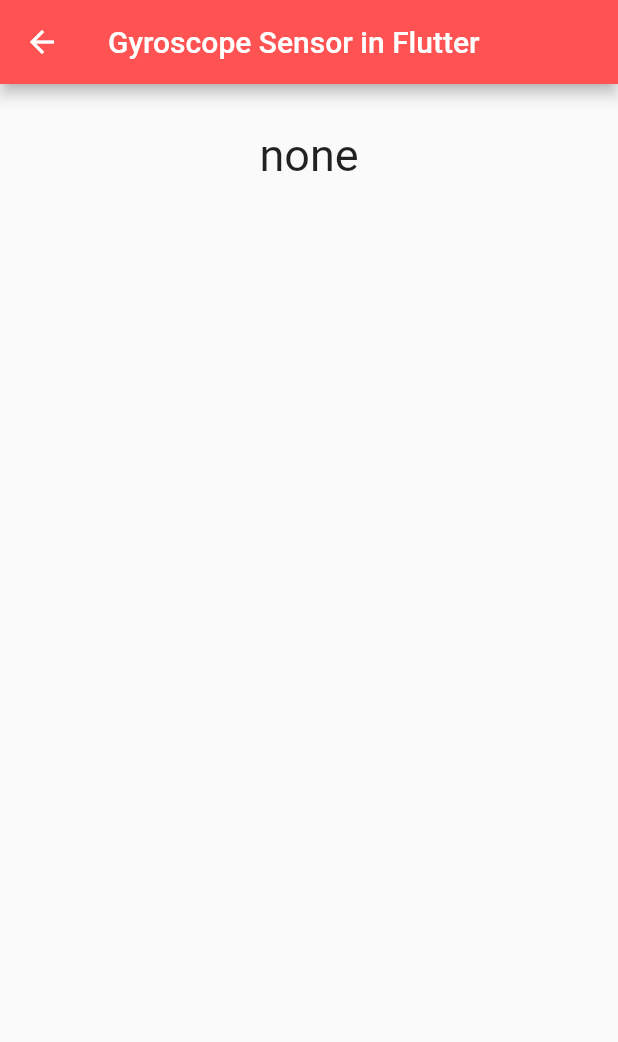
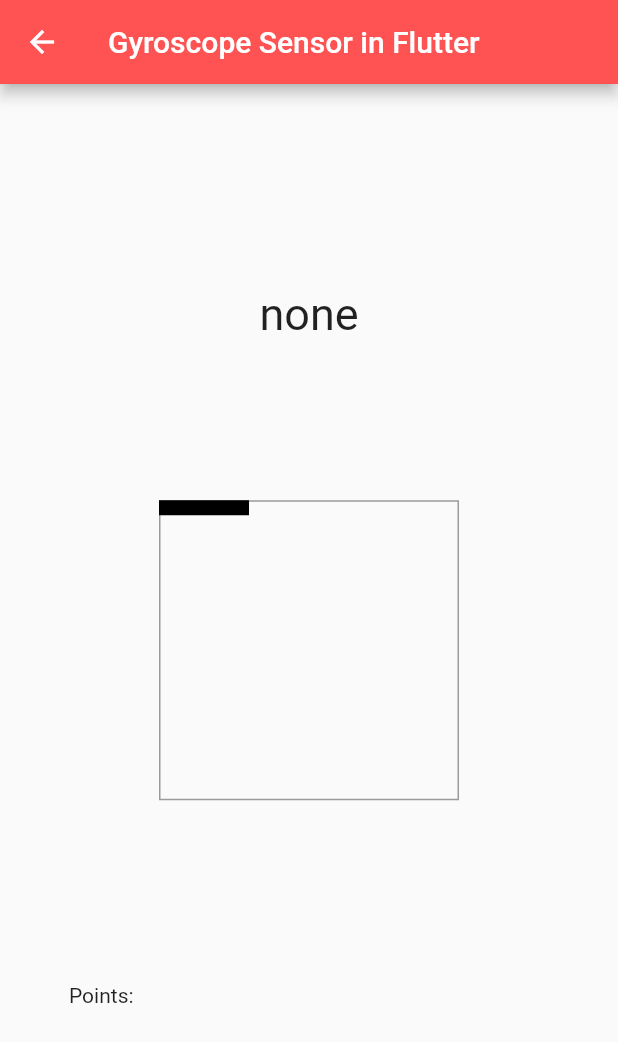
Before and after one commit to connorescajeda/Sensory-Overload, a Flutter app: the screen it shows after launch, after a tap on the "add" icon, on a phone screen of 412 x 824 dp. Shown: the top 1042 px of the screen. Run offline on Flutter 3.47's test engine with Material 2 defaults, Android fonts, the phone set to English and light mode, and no system bars; our stand-ins replace sensors_plus.

Commit message:
creating map and points area
created the map based off the snake sensor demo, as well as cleaned up unneeded details such as accel. speed, etc. changed text to represent points

```diff
--- a/fruit_collector/lib/main.dart
+++ b/fruit_collector/lib/main.dart
@@ -1,7 +1,8 @@
-import 'dart:html';
+//import 'dart:html';
 
 import 'package:flutter/material.dart';
 import 'package:sensors_plus/sensors_plus.dart';
+import 'player.dart';
 
 void main() {
   runApp(const MyApp());
@@ -27,11 +28,12 @@
         // is not restarted.
         primarySwatch: Colors.blue,
       ),
-
       home: const MyHomePage(title: 'Flutter Demo Home Page'),
     );
   }
 }
+
+// https://docs.flutter.dev/cookbook/navigation/navigation-basics
 
 class MyHomePage extends StatefulWidget {
   const MyHomePage({Key? key, required this.title}) : super(key: key);
@@ -118,38 +120,7 @@
         },
         tooltip: 'Increment',
         child: const Icon(Icons.add),
-      ),
-      //https://docs.flutter.dev/cookbook/design/drawer
-      drawer: Drawer(
-        child: ListView(
-          padding: EdgeInsets.zero,
-          children: [
-            const DrawerHeader(
-              decoration: BoxDecoration(
-                color: Colors.blue,
-              ),
-              child: Text('Settings'),
-            ),
-            ListTile(
-              title: const Text('Light Mode'),
-              onTap: (){
-
-                Navigator.pop(context);
-              } ,
-            ),
-
-            ListTile(
-              title: const Text('Dark Mode'),
-              onTap: (){
-
-                Navigator.pop(context);
-              },
-            ),
-          ],
-
-
-        ),
-      ),
+      ), // This trailing comma makes auto-formatting nicer for build methods.
     );
   }
 }
@@ -158,18 +129,25 @@
   const GameScreen({Key? key}) : super(key: key);
 
   @override
-  State<GameScreen> createState() => _GameScreenState();
+  //State<GameScreen> createState() => _GameScreenState();
+  _GameScreenState createState() => _GameScreenState();
 }
 
 class _GameScreenState extends State<GameScreen> {
+  static const int _fruitRows = 20;
+  static const int _fruitColumns = 20;
+  static const double _fruitCellSize = 10.0;
+
+  List<double>? _accelerometerValues;
+  List<double>? _userAccelerometerValues;
+  List<double>? _gyroscopeValues;
+  List<double>? _magnetometerValues;
+
   double x = 0, y = 0, z = 0;
   String direction = "none";
 
   @override
   void initState() {
-    accelerometerEvents.listen((AccelerometerEvent event) {
-      print(event);
-    });
     gyroscopeEvents.listen((GyroscopeEvent event) {
       print(event);
 
@@ -179,9 +157,9 @@
 
       //rough calculation, you can use
       //advance formula to calculate the orentation
-      if (x > 0.75) {
+      if (x > 0) {
         direction = "back";
-      } else if (x < -.75) {
+      } else if (x < 0) {
         direction = "forward";
       } else if (y > 0) {
         direction = "left";
@@ -196,6 +174,18 @@
 
   @override
   Widget build(BuildContext context) {
+    //goadrich snake sensor demo
+
+    final accelerometer =
+        _accelerometerValues?.map((double v) => v.toStringAsFixed(1)).toList();
+    final gyroscope =
+        _gyroscopeValues?.map((double v) => v.toStringAsFixed(1)).toList();
+    final userAccelerometer = _userAccelerometerValues
+        ?.map((double v) => v.toStringAsFixed(1))
+        .toList();
+    final magnetometer =
+        _magnetometerValues?.map((double v) => v.toStringAsFixed(1)).toList();
+
     return Scaffold(
       appBar: AppBar(
         title: Text("Gyroscope Sensor in Flutter"),
@@ -204,72 +194,66 @@
       body: Container(
           alignment: Alignment.center,
           padding: EdgeInsets.all(30),
-          child: Column(children: [
-            Text(
-              direction,
-              style: TextStyle(fontSize: 30),
-            )
-          ])),
+          child: Column(
+              mainAxisAlignment: MainAxisAlignment.spaceEvenly,
+              children: <Widget>[
+                Text(
+                  direction,
+                  style: TextStyle(fontSize: 30),
+                ),
+                Center(
+                  child: DecoratedBox(
+                    decoration: BoxDecoration(
+                      border: Border.all(width: 1.0, color: Colors.black38),
+                    ),
+                    child: SizedBox(
+                      height: _fruitRows * _fruitCellSize,
+                      width: _fruitColumns * _fruitCellSize,
+                      child: Player(
+                        rows: _fruitRows,
+                        columns: _fruitColumns,
+                        cellSize: _fruitCellSize,
+                      ),
+                    ),
+                  ),
+                ),
+                Padding(
+                  padding: const EdgeInsets.all(16.0),
+                  child: Row(
+                    mainAxisAlignment: MainAxisAlignment.spaceBetween,
+                    children: <Widget>[
+                      Text('Points:'),
+                    ],
+                  ),
+                ), /*
+                Padding(
+                  padding: const EdgeInsets.all(16.0),
+                  child: Row(
+                    mainAxisAlignment: MainAxisAlignment.spaceBetween,
+                    children: <Widget>[
+                      Text('UserAccelerometer: $userAccelerometer'),
+                    ],
+                  ),
+                ),
+                Padding(
+                  padding: const EdgeInsets.all(16.0),
+                  child: Row(
+                    mainAxisAlignment: MainAxisAlignment.spaceBetween,
+                    children: <Widget>[
+                      Text('Gyroscope: $gyroscope'),
+                    ],
+                  ),
+                ),
+                Padding(
+                  padding: const EdgeInsets.all(16.0),
+                  child: Row(
+                    mainAxisAlignment: MainAxisAlignment.spaceBetween,
+                    children: <Widget>[
+                      Text('Magnetometer: $magnetometer'),
+                    ],
+                  ),
+                ),*/
+              ])),
     );
   }
 }
-
-class GameScreen extends StatefulWidget {
-  const GameScreen({Key? key}) : super(key: key);
-
-  @override
-  State<GameScreen> createState() => _GameScreenState();
-}
-
-class _GameScreenState extends State<GameScreen> {
-  double x = 0, y = 0, z = 0;
-  String direction = "none";
-
-  @override
-  void initState() {
-    accelerometerEvents.listen((AccelerometerEvent event) {
-      print(event);
-    });
-    gyroscopeEvents.listen((GyroscopeEvent event) {
-      print(event);
-
-      x = event.x;
-      y = event.y;
-      z = event.z;
-
-      //rough calculation, you can use
-      //advance formula to calculate the orentation
-      if (x > 0.75) {
-        direction = "back";
-      } else if (x < -.75) {
-        direction = "forward";
-      } else if (y > 0) {
-        direction = "left";
-      } else if (y < 0) {
-        direction = "right";
-      }
-
-      setState(() {});
-    });
-    super.initState();
-  }
-
-  @override
-  Widget build(BuildContext context) {
-    return Scaffold(
-      appBar: AppBar(
-        title: Text("Gyroscope Sensor in Flutter"),
-        backgroundColor: Colors.redAccent,
-      ),
-      body: Container(
-          alignment: Alignment.center,
-          padding: EdgeInsets.all(30),
-          child: Column(children: [
-            Text(
-              direction,
-              style: TextStyle(fontSize: 30),
-            )
-          ])),
-    );
-  }
-}
--- /dev/null
+++ b/fruit_collector/lib/player.dart
@@ -0,0 +1,126 @@
+import 'dart:async';
+import 'dart:math' as math;
+
+import 'package:flutter/material.dart';
+import 'package:sensors_plus/sensors_plus.dart';
+
+class Player extends StatefulWidget {
+  Player({Key? key, this.rows = 20, this.columns = 20, this.cellSize = 10.0})
+      : super(key: key) {
+    assert(10 <= rows);
+    assert(10 <= columns);
+    assert(5.0 <= cellSize);
+  }
+
+  final int rows;
+  final int columns;
+  final double cellSize;
+
+  @override
+  // ignore: no_logic_in_create_state
+  State<StatefulWidget> createState() => PlayerState(rows, columns, cellSize);
+}
+
+class PlayerBoardPainter extends CustomPainter {
+  PlayerBoardPainter(this.state, this.cellSize);
+
+  GameState? state;
+  double cellSize;
+
+  @override
+  void paint(Canvas canvas, Size size) {
+    final blackLine = Paint()..color = Colors.black;
+    final blackFilled = Paint()
+      ..color = Colors.black
+      ..style = PaintingStyle.fill;
+    canvas.drawRect(
+      Rect.fromPoints(Offset.zero, size.bottomLeft(Offset.zero)),
+      blackLine,
+    );
+    for (final p in state!.body) {
+      final a = Offset(cellSize * p.x, cellSize * p.y);
+      final b = Offset(cellSize * (p.x + 1), cellSize * (p.y + 1));
+
+      canvas.drawRect(Rect.fromPoints(a, b), blackFilled);
+    }
+  }
+
+  @override
+  bool shouldRepaint(CustomPainter oldDelegate) {
+    return true;
+  }
+}
+
+class PlayerState extends State<Player> {
+  PlayerState(int rows, int columns, this.cellSize) {
+    state = GameState(rows, columns);
+  }
+
+  double cellSize;
+  GameState? state;
+  AccelerometerEvent? acceleration;
+  late StreamSubscription<AccelerometerEvent> _streamSubscription;
+  late Timer _timer;
+
+  @override
+  Widget build(BuildContext context) {
+    return CustomPaint(painter: PlayerBoardPainter(state, cellSize));
+  }
+
+  @override
+  void dispose() {
+    super.dispose();
+    _streamSubscription.cancel();
+    _timer.cancel();
+  }
+
+  @override
+  void initState() {
+    super.initState();
+    _streamSubscription =
+        accelerometerEvents.listen((AccelerometerEvent event) {
+      setState(() {
+        acceleration = event;
+      });
+    });
+
+    _timer = Timer.periodic(const Duration(milliseconds: 200), (_) {
+      setState(() {
+        _step();
+      });
+    });
+  }
+
+  void _step() {
+    final newDirection = acceleration == null
+        ? null
+        : acceleration!.x.abs() < 1.0 && acceleration!.y.abs() < 1.0
+            ? null
+            : (acceleration!.x.abs() < acceleration!.y.abs())
+                ? math.Point<int>(0, acceleration!.y.sign.toInt())
+                : math.Point<int>(-acceleration!.x.sign.toInt(), 0);
+    state!.step(newDirection);
+  }
+}
+
+class GameState {
+  GameState(this.rows, this.columns) {
+    playerLength = math.min(rows, columns) - 5;
+  }
+
+  int rows;
+  int columns;
+  late int playerLength;
+
+  List<math.Point<int>> body = <math.Point<int>>[const math.Point<int>(0, 0)];
+  math.Point<int> direction = const math.Point<int>(1, 0);
+
+  void step(math.Point<int>? newDirection) {
+    var next = body.last + direction;
+    next = math.Point<int>(next.x % columns, next.y % rows);
+
+    body.add(next);
+    if (body.length > playerLength) body.removeAt(0);
+    direction = newDirection ?? direction;
+  }
+}
```
